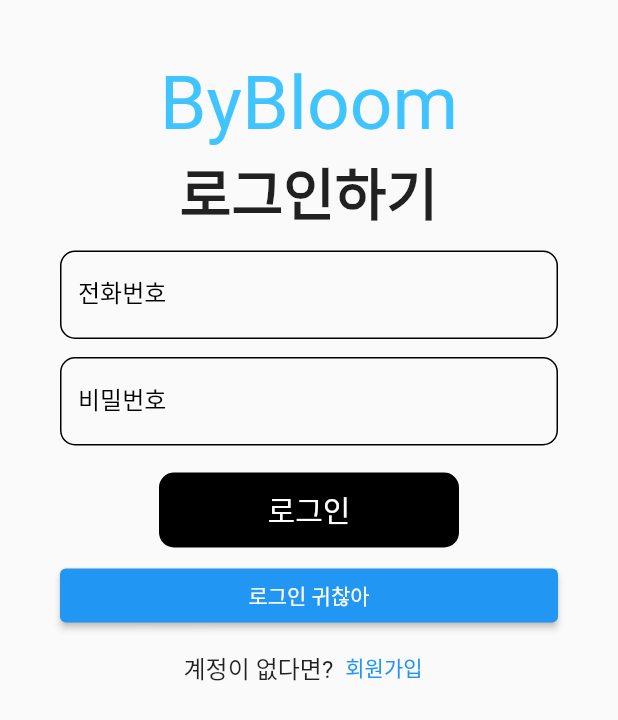
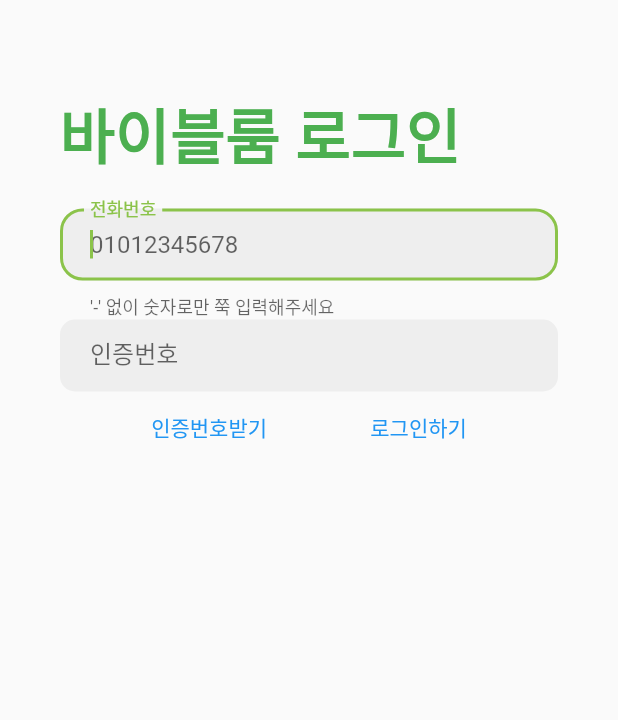
Before and after one commit to minjun-P/byBloom_tree, a Flutter app: the loginScreen screen opened by its route, on a phone screen of 412 x 824 dp. Shown: the top 720 px of the screen. Run offline on Flutter 3.47's test engine with Material 2 defaults, Android fonts, the phone set to English and light mode, and no system bars; our stand-ins replace awesome_dialog, cloud_firestore, cloud_functions, firebase_auth, firebase_core, firebase_database and 7 more; missing offline and left inert: tutorial_coach_mark; accounts and stored records are empty.

Commit message:
로그인추가

```diff
--- /dev/null
+++ b/lib/auth/login_controller.dart
@@ -0,0 +1,25 @@
+import 'package:flutter/material.dart';
+import 'package:get/get.dart';
+
+class LoginController extends GetxController{
+
+  GlobalKey<FormState> loginpageKey = GlobalKey();
+  final FocusNode loginpageFocusNode1 = FocusNode();
+  final FocusNode loginpageFocusNode2 = FocusNode();
+
+  // 전화번호 제어
+  TextEditingController phoneCon = TextEditingController();
+  TextEditingController smsCon = TextEditingController();
+  //전화번호로그인제어
+  Rx<bool> phonesuc=false.obs;
+
+  @override
+  void onClose() {
+    // TODO: implement onClose
+
+    loginpageFocusNode1.dispose();
+    phoneCon.dispose();
+    smsCon.dispose();
+    super.onClose();
+  }
+}
--- a/lib/auth/login_page.dart
+++ b/lib/auth/login_page.dart
@@ -1,138 +1,158 @@
+import 'package:bybloom_tree/auth/login_controller.dart';
+import 'package:bybloom_tree/main_screen.dart';
 import 'package:flutter/cupertino.dart';
 import 'package:flutter/material.dart';
 import 'package:firebase_auth/firebase_auth.dart';
+import 'package:flutter/services.dart';
 import 'package:get/get.dart';
-import 'authservice.dart';
-
-Map<String,dynamic>? s={'아이디':'','비밀번호':'','닉네임':'','비밀번호확인':''};
+import '../pages/siginup_page/components/signup_textfield.dart';
 
 
-class loginScreen extends StatelessWidget {
-  const loginScreen({Key? key}) : super(key: key);
+FirebaseAuth auth =FirebaseAuth.instance;
+
+
+class loginScreen extends GetView<LoginController> {
+   loginScreen({Key? key}) : super(key: key);
+
+   var phonenumber;
+   var verificationID;
 
   @override
   Widget build(BuildContext context) {
-    return Scaffold(
+    Future.delayed(const Duration(milliseconds: 500), () =>
+        controller.loginpageFocusNode1.requestFocus());
+    // TODO: implement build
+   return  SafeArea(
+        child: Scaffold(
           body: Padding(
-        padding: const EdgeInsets.all(40),
+        padding: const EdgeInsets.symmetric(vertical: 30, horizontal: 40),
+     child: Column(
+       crossAxisAlignment: CrossAxisAlignment.start,
+       children: [
+
+         SizedBox(height: 30,),
+         Text('바이블룸 로그인',
+           style: TextStyle(color: Colors.green, fontSize: 40 ,fontWeight: FontWeight.bold ),),
+         SizedBox(height: 20,),
+         Expanded(
            child: ListView(
              children: [
-            _loginIconBuilder('로그인하기', 150),
-            LoginForm(),
-            ElevatedButton(onPressed: (){Get.offAllNamed('/main');}, child: Text('로그인 귀찮아')),
-            Row(
-              mainAxisAlignment: MainAxisAlignment.center,
-              children: [
-                Text('계정이 없다면?'),
-                TextButton(
-                  child: Text('회원가입'),
-                  onPressed: () {
-                    // 라우팅 - Get으로 변경
-                    Get.toNamed('/signup');
+               Form(
+                 key: controller.loginpageKey,
+                 child: Column(
+                     children: <Widget>[
+                       SignupTextField(
+                         focusNode: controller.loginpageFocusNode1,
+                         textController: controller.phoneCon,
+                         keyboardType: TextInputType.phone,
+
+                         labelText: '전화번호',
+                         hintText: '01012345678',
+                         helperText: '\'-\' 없이 숫자로만 쭉 입력해주세요',
+                         validator: (value) {
+                           if (value!.isEmpty) {
+                             return '올바른 전화번호 값을 입력하세요';
+                           }
+                           if (value.length != 11) {
+                             return '번호가 8자리가 아닙니다';
+                           }
+                           else {
+                             return null;
+                           }
                          },
-                )
+
+                         // 애초에 숫자만 입력되도록
+                         inputFormatters: [
+                           FilteringTextInputFormatter.digitsOnly
+                         ],
+                       ),
+                       SignupTextField(
+                         focusNode: controller.loginpageFocusNode2,
+                         textController: controller.smsCon,
+                         keyboardType: TextInputType.number,
+
+                         labelText: '인증번호',
+                         validator: (value) {
+                           if (value!.isEmpty) {
+                             return '올바른 인증번호 값을 입력하세요';
+                           }
+                           if (value.length != 6) {
+                             return '인증번호가 6자리가 아닙니다';
+                           }
+                           else {
+                             return null;
+                           }
+                         },
+
+                         // 애초에 숫자만 입력되도록
+                         inputFormatters: [
+                           FilteringTextInputFormatter.digitsOnly
                          ],
                        )
+                     ]
+                 ),
+               ),
+               Row(
+                   mainAxisAlignment: MainAxisAlignment.spaceEvenly,
+                   children: <Widget>[
+                     TextButton(
+                         child: Text("인증번호받기"),
+                         onPressed: () {
+                           loginWithPhone();
+                           }
 
-
+                     ),
+                     TextButton(
+                         child: Text("로그인하기"),
+                         onPressed: () {
+                          {
+                             verifyOTP();
+                           }
+                         }
+                     )
+                   ]
+               )
              ],
            ),
          ),
+       ],
+     ),
+   ),
+        )
+
    );
   }
-}
-Widget _loginIconBuilder(String title, double size) {
-  return Column(
-    children: [
-      Text('ByBloom',style: TextStyle(fontSize: size/3,color: Colors.lightBlueAccent),),
-      Text(
-        title,
-        style: TextStyle(fontSize: size/4, fontWeight: FontWeight.bold),
-      )
+   //인증번호수신
+   void loginWithPhone() async {
+     auth.verifyPhoneNumber(
+       timeout: const Duration(seconds: 120),
+       phoneNumber: "+82" + controller.phoneCon.text,
+       verificationCompleted: (PhoneAuthCredential credential) async {
+         await auth.signInWithCredential(credential).then((value) {
+         });
+       },
+       verificationFailed: (FirebaseAuthException e) {
+         print(e.message);
+       },
+       codeSent: (String verificationId, int? resendToken) {
+         verificationID = verificationId;
+       },
+       codeAutoRetrievalTimeout: (String verificationId) {
 
-    ],
+       },
      );
    }
+   // 로그인메소드
+   void verifyOTP() async {
+     PhoneAuthCredential credential = PhoneAuthProvider.credential(
+         verificationId: verificationID, smsCode: controller.smsCon.text);
 
-class LoginForm extends StatelessWidget {
-  LoginForm({Key? key}) : super(key: key);
-  String? email;
-  String? password;
-  String? nickname;
+     await auth.signInWithCredential(credential).then((value) {
+       print("You are logged in successfully");
+       controller.phonesuc.value=true;
+       Get.offAllNamed('/main',arguments: 'tutorial');
 
-  final _formKey = GlobalKey<FormState>();
+     });
+   }
 
-  @override
-  Widget build(BuildContext context) {
-    return Form(
-      key: _formKey,
-      child: Column(
-        children: [
-          CustomTextField(type: '전화번호'),
-          CustomTextField(type: '비밀번호'),
-          SizedBox(height: 10,),
-          TextButton(
-            onPressed: () async {
-              if(_formKey.currentState!.validate()) {
-                _formKey.currentState!.save();
-                User? suc= await authservice.signin(s!['아이디'],s!['비밀번호']);
-                if(suc!=null){
-                  // get으로 네비게이터 변경
-                  Get.offNamed('/main');
-                } else{
-                  Get.defaultDialog(
-                      title: "로그인 오류",
-                      textConfirm: '확인',
-                      onConfirm: () => Get.back(),
-                      middleText: "계정 정보가 일치하지 않습니다."
-                  );
 }
-              }
-            },
-            child: Container(
-              height: 50,
-              width: 200,
-              child: Text('로그인', style: TextStyle(color: Colors.white, fontSize: 20),),
-              alignment: Alignment(0,0),
-              decoration: BoxDecoration(
-                  borderRadius: BorderRadius.circular(10),
-                  color: Colors.black
-              ),
-
-            ),
-
-          )
-        ],
-      ),
-    );
-  }
-}
-class CustomTextField extends StatelessWidget {
-  final String type;
-
-  const CustomTextField({Key? key, required this.type}) : super(key: key);
-
-  @override
-  Widget build(BuildContext context) {
-    return Padding(
-      padding: const EdgeInsets.only(top: 12),
-      child: TextFormField(
-          cursorColor: Colors.black,
-          decoration: InputDecoration(
-              labelText: type,
-              labelStyle: TextStyle(color: Colors.black),
-              enabledBorder: OutlineInputBorder(
-                  borderRadius: BorderRadius.circular(10)
-              ),
-              focusedBorder: OutlineInputBorder(
-                  borderRadius: BorderRadius.circular(10)
-              )
-          ),
-          validator: (value) => value!.isEmpty?'$type이 입력되지 않았습니다':null,
-          obscureText: type=='비밀번호' || type=='비밀번호 확인'?true:false,
-          onSaved:(value){ s![type]=value;}
-
-      ),
-    );
-  }
-}
--- a/lib/main.dart
+++ b/lib/main.dart
@@ -1,5 +1,6 @@
 
 import 'package:bybloom_tree/auth/signup_page.dart';
+import 'package:bybloom_tree/auth/login_controller.dart';
 import 'package:bybloom_tree/notification_controller.dart';
 import 'package:flutter/material.dart';
 import 'package:get/get.dart';
@@ -44,7 +45,7 @@
         // 페이지 목록 - 여기서 initial binding 즉, 종속성 주입도 같이 해주면 된다.
         getPages: [
           GetPage(name: '/main', page:()=> const MainScreen(),binding: BindingsBuilder.put(()=>MainController())),
-          GetPage(name: '/login', page:()=> loginScreen()),
+          GetPage(name: '/login', page:()=> loginScreen(),binding: BindingsBuilder.put(()=>LoginController())),
           GetPage(name:'/signup', page:()=>RegisterPage()),
           // 회원 가입 첫 화면
           GetPage(name:'/first', page: () => const SignupPage1())
```
Lines whose indentation alone changed are shown as unchanged.
